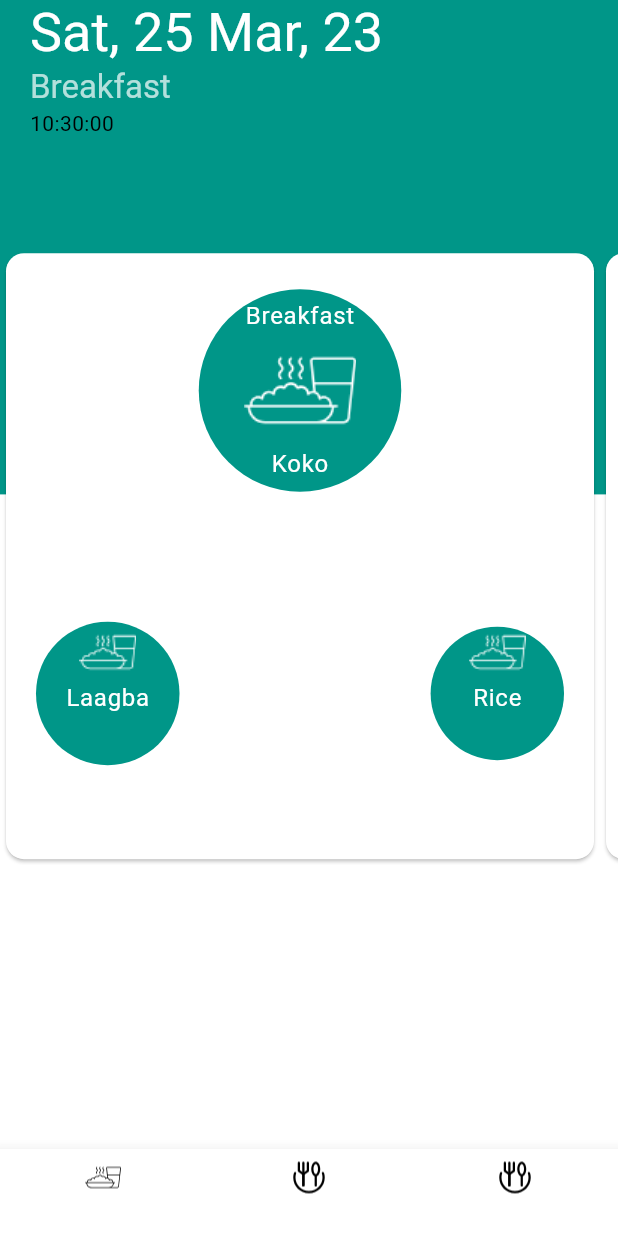
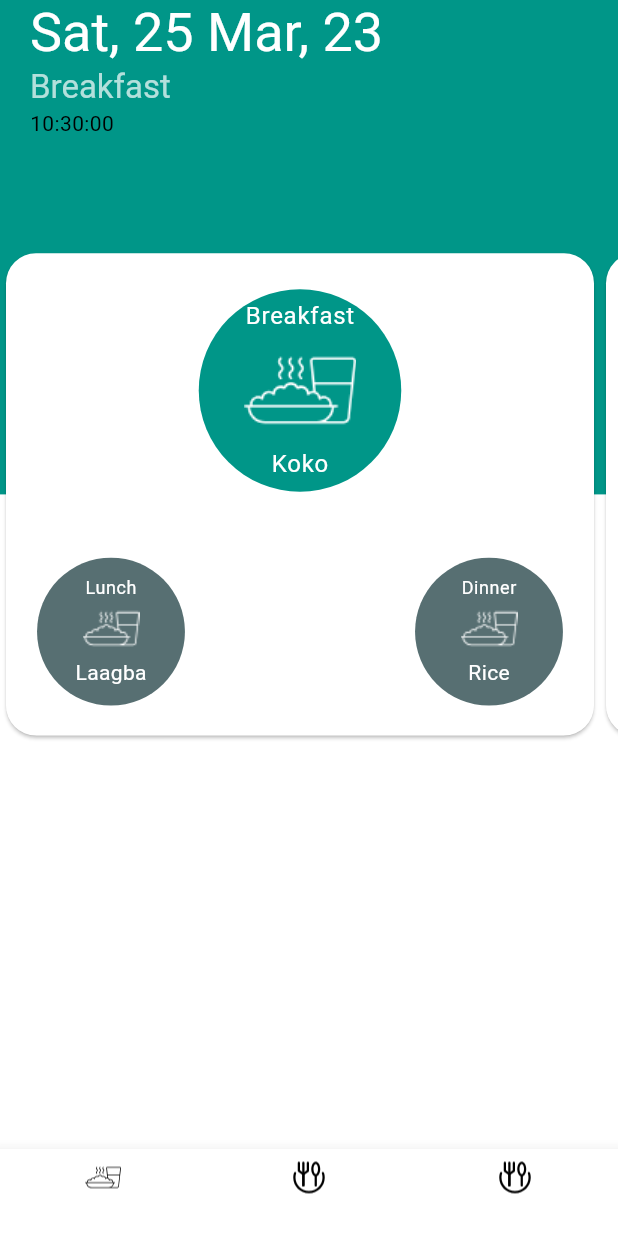
Before and after one commit to tjcode19/bettymeal, a Flutter app: the screen it shows after launch, on a phone screen of 412 x 824 dp. Shown: the top 1233 px of the screen. Run offline on Flutter 3.47's test engine with Material 2 defaults, Android fonts, the phone set to English and light mode, and no system bars; our stand-ins replace bloc, equatable, flutter_bloc, flutter_svg_provider, sqflite; accounts and stored records are empty.

Commit message:
feat:ui-optimisation

```diff
--- a/lib/main.dart
+++ b/lib/main.dart
@@ -34,15 +34,21 @@ class MyApp extends StatelessWidget {
         title: 'Flutter Demo',
         debugShowCheckedModeBanner: false,
         theme: ThemeData(
-            useMaterial3: true,
-            colorScheme: ColorScheme.fromSwatch(primarySwatch: Colors.teal),
-            fontFamily: "Roboto",
-            textTheme: const TextTheme(
-                // displayLarge:
-                //     TextStyle(fontSize: 72.0, fontWeight: FontWeight.bold),
-                // titleLarge:
-                //     TextStyle(fontSize: 42.0, fontWeight: FontWeight.bold),
-                )),
+          useMaterial3: true,
+          colorScheme: ColorScheme.fromSwatch(primarySwatch: Colors.teal)
+              .copyWith(
+                  secondary: const Color(0xff576F72),
+                  secondaryContainer: const Color(0xffCBE4DE),
+                  background: Colors.white,
+                  onBackground: Colors.black),
+          fontFamily: "Roboto",
+          // textTheme: const TextTheme(
+          //     // displayLarge:
+          //     //     TextStyle(fontSize: 72.0, fontWeight: FontWeight.bold),
+          //     // titleLarge:
+          //     //     TextStyle(fontSize: 42.0, fontWeight: FontWeight.bold),
+          //     ),
+        ),
         darkTheme: ThemeData(
           useMaterial3: true,
           colorScheme: ColorScheme.fromSwatch(
--- a/lib/ui/screens/daily_menu.dart
+++ b/lib/ui/screens/daily_menu.dart
@@ -110,10 +110,10 @@ class _DailyMenuScreenState extends State<DailyMenuScreen> {
                   ),
                   Text(
                     periodOfTheDay(),
-                    style: Theme.of(context)
-                        .textTheme
-                        .titleLarge!
-                        .copyWith(color: AppColour(context).onPrimaryColour.withOpacity(0.7)),
+                    style: Theme.of(context).textTheme.titleLarge!.copyWith(
+                        color: AppColour(context)
+                            .onPrimaryColour
+                            .withOpacity(0.7)),
                   ),
                   Text(HelperMethod.formatDate(
                       timetable[2].date.toIso8601String(),
@@ -124,7 +124,7 @@ class _DailyMenuScreenState extends State<DailyMenuScreen> {
             Positioned(
               top: CommonUtils.sh(context, s: 0.2),
               child: SizedBox(
-                height: CommonUtils.sh(context, s: 0.5),
+                height: CommonUtils.sh(context, s: 0.4),
                 width: CommonUtils.sw(context, s: 1),
                 child: ListView.builder(
                   controller: _scrollController,
@@ -135,6 +135,9 @@ class _DailyMenuScreenState extends State<DailyMenuScreen> {
                         width: CommonUtils.sw(context) -
                             (CommonUtils.padding * 0.6),
                         child: Card(
+                          shape: RoundedRectangleBorder(
+                            borderRadius: BorderRadius.circular(20.0),
+                          ),
                           child: FoodCard(
                             timetable: timetable[index],
                           ),
--- a/lib/ui/widgets/food_card.dart
+++ b/lib/ui/widgets/food_card.dart
@@ -4,6 +4,7 @@ import 'package:bettymeals/utils/constants.dart';
 import 'package:flutter/material.dart';
 
 import '../../utils/colours.dart';
+import 'food_item_sub.dart';
 
 class FoodCard extends StatelessWidget {
   const FoodCard({super.key, required this.timetable});
@@ -13,6 +14,7 @@ class FoodCard extends StatelessWidget {
   @override
   Widget build(BuildContext context) {
     return Column(
+      mainAxisAlignment: MainAxisAlignment.spaceBetween,
       children: [
         Theme(
           data: Theme.of(context).copyWith(
@@ -27,18 +29,24 @@ class FoodCard extends StatelessWidget {
             sizeW: 50,
           ),
         ),
-        Expanded(
+        Flexible(
           child: Padding(
             padding: EdgeInsets.all(CommonUtils.padding),
+            child: Theme(
+              data: Theme.of(context).copyWith(
+                textTheme: Theme.of(context).textTheme.apply(
+                    displayColor: AppColour(context).onSecondaryColour,
+                    bodyColor: AppColour(context).onSecondaryColour),
+              ),
               child: Row(
                 mainAxisAlignment: MainAxisAlignment.spaceBetween,
                 children: [
-                FoodItem(
+                  FoodItemSub(
                     timetable: timetable,
                     foodType: 1,
                     mealType: 'Lunch',
                   ),
-                FoodItem(
+                  FoodItemSub(
                     timetable: timetable,
                     foodType: 2,
                     mealType: 'Dinner',
@@ -46,6 +54,7 @@ class FoodCard extends StatelessWidget {
                 ],
               ),
             ),
+          ),
         )
       ],
     );
--- a/lib/ui/widgets/food_item.dart
+++ b/lib/ui/widgets/food_item.dart
@@ -22,7 +22,7 @@ class FoodItem extends StatelessWidget {
   Widget build(BuildContext context) {
     return Container(
       // width: CommonUtils.sw(context),
-      padding: EdgeInsets.all(sizeW != 25.0 ? 30 : 20),
+      padding: const EdgeInsets.all(30),
       decoration: BoxDecoration(
           shape: BoxShape.circle, color: AppColour(context).primaryColour),
       child: Column(
--- /dev/null
+++ b/lib/ui/widgets/food_item_sub.dart
@@ -0,0 +1,45 @@
+import 'package:bettymeals/data/models/timetable.dart';
+import 'package:bettymeals/utils/colours.dart';
+import 'package:flutter/material.dart';
+import 'package:flutter_svg_provider/flutter_svg_provider.dart';
+
+import '../../utils/constants.dart';
+
+class FoodItemSub extends StatelessWidget {
+  const FoodItemSub(
+      {super.key,
+      required this.timetable,
+      required this.foodType,
+      this.sizeW = 25.0,
+      required this.mealType});
+
+  final TimetableModel timetable;
+  final int foodType;
+  final double sizeW;
+  final String mealType;
+
+  @override
+  Widget build(BuildContext context) {
+    return Container(
+      width: 100,
+      height: 100,
+      decoration: BoxDecoration(
+          shape: BoxShape.circle, color: AppColour(context).secondaryColour),
+      child: Center(
+        child: Column(
+          mainAxisAlignment: MainAxisAlignment.center,
+          children: [
+            Text(mealType, style: Theme.of(context).textTheme.bodySmall),
+            Image(
+              image: Svg('assets/icons/meal.svg',
+                  size: Size(sizeW, sizeW),
+                  color: AppColour(context).onSecondaryColour),
+            ),
+            Text(timetable.foods[foodType].name,
+                style: Theme.of(context).textTheme.bodyMedium),
+          ],
+        ),
+      ),
+    );
+  }
+}
--- a/lib/utils/colours.dart
+++ b/lib/utils/colours.dart
@@ -7,4 +7,7 @@ class AppColour {
 
   Color get primaryColour => Theme.of(context).colorScheme.primary;
   Color get onPrimaryColour => Theme.of(context).colorScheme.onPrimary;
+
+  Color get secondaryColour => Theme.of(context).colorScheme.secondary;
+  Color get onSecondaryColour => Theme.of(context).colorScheme.onSecondary;
 }
```
Lines whose indentation alone changed are shown as unchanged.
